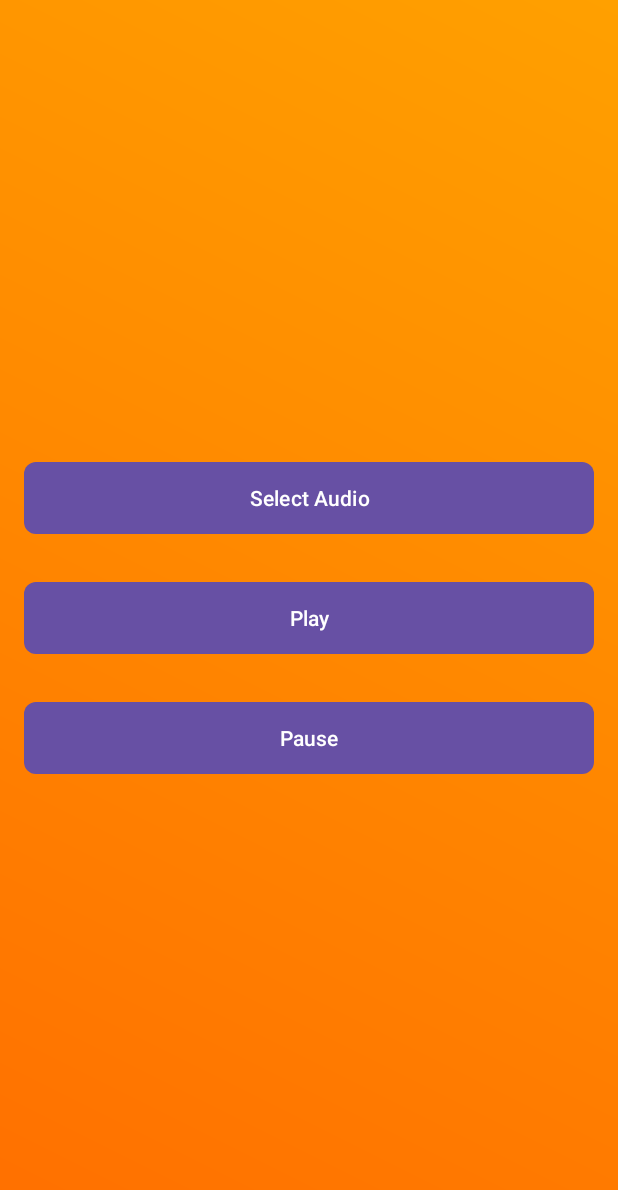
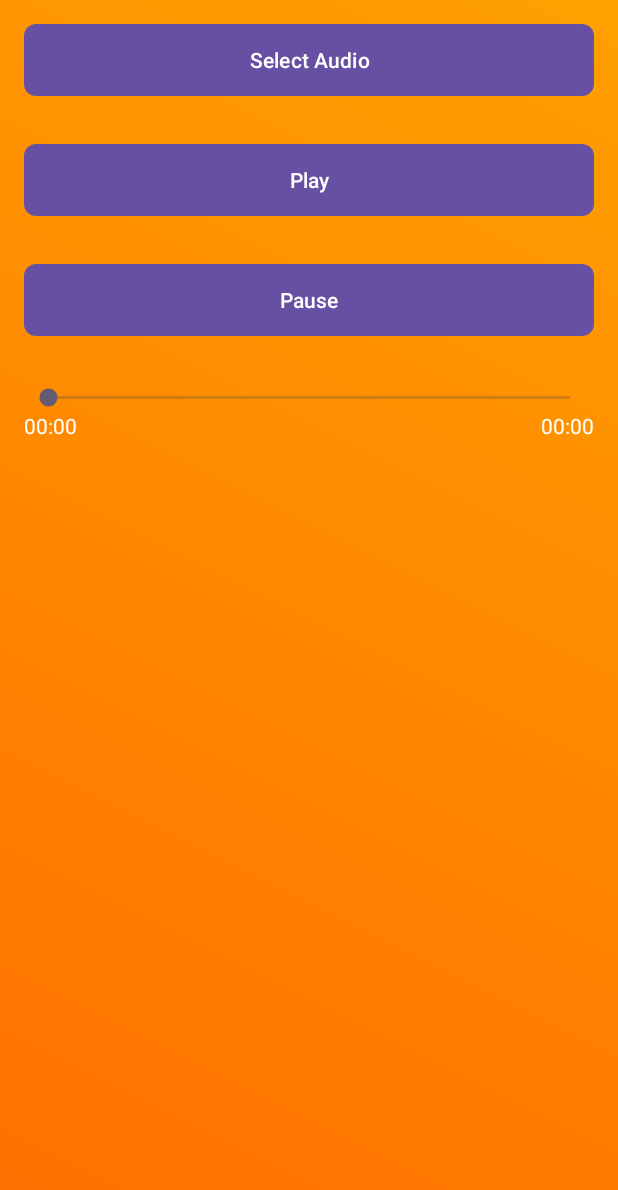
Before and after one commit to Tlaerk/OceanPlayer, an Android app: the screen it shows after launch (MainActivity), on a phone screen of 412 x 824 dp. Shown: the top 1190 px of the screen. Run offline under Robolectric (Android 15) with nearby library versions, the phone set to English and light mode, and no system bars.

Commit message:
增加进度条

```diff
--- a/app/src/main/java/com/example/oceanplayer/MainActivity.java
+++ b/app/src/main/java/com/example/oceanplayer/MainActivity.java
@@ -7,7 +7,11 @@ import android.media.MediaPlayer;
 import android.net.Uri;
 import android.os.Build;
 import android.os.Bundle;
+import android.os.Handler;
+import android.os.Looper;
 import android.widget.Button;
+import android.widget.SeekBar;
+import android.widget.TextView;
 import android.widget.Toast;
 
 import androidx.annotation.NonNull;
@@ -17,6 +21,7 @@ import androidx.core.app.ActivityCompat;
 import androidx.core.content.ContextCompat;
 
 import java.io.IOException;
+import java.util.concurrent.TimeUnit;
 
 public class MainActivity extends AppCompatActivity {
     private static final int REQUEST_CODE_SELECT_AUDIO = 1;
@@ -24,6 +29,10 @@ public class MainActivity extends AppCompatActivity {
 
     private MediaPlayer mediaPlayer;
     private Uri selectedAudioUri;
+    private SeekBar seekBar;
+    private TextView tvCurrentTime;
+    private TextView tvTotalTime;
+    private Handler handler = new Handler(Looper.getMainLooper());
 
     @Override
     protected void onCreate(Bundle savedInstanceState) {
@@ -33,10 +42,35 @@ public class MainActivity extends AppCompatActivity {
         Button btnSelect = findViewById(R.id.btnSelect);
         Button btnPlay = findViewById(R.id.btnPlay);
         Button btnPause = findViewById(R.id.btnPause);
+        seekBar = findViewById(R.id.seekBar);
+        tvCurrentTime = findViewById(R.id.tvCurrentTime);
+        tvTotalTime = findViewById(R.id.tvTotalTime);
 
         btnSelect.setOnClickListener(v -> requestPermissionsAndSelectAudio());
         btnPlay.setOnClickListener(v -> playAudio());
         btnPause.setOnClickListener(v -> pauseAudio());
+
+        seekBar.setOnSeekBarChangeListener(new SeekBar.OnSeekBarChangeListener() {
+            @Override
+            public void onProgressChanged(SeekBar seekBar, int progress, boolean fromUser) {
+                if (fromUser && mediaPlayer != null) {
+                    mediaPlayer.seekTo(progress);
+                }
+                if (mediaPlayer != null) {
+                    tvCurrentTime.setText(formatTime(progress));
+                }
+            }
+
+            @Override
+            public void onStartTrackingTouch(SeekBar seekBar) {
+                // Do nothing
+            }
+
+            @Override
+            public void onStopTrackingTouch(SeekBar seekBar) {
+                // Do nothing
+            }
+        });
     }
 
     private void requestPermissionsAndSelectAudio() {
@@ -94,6 +128,15 @@ public class MainActivity extends AppCompatActivity {
                 mediaPlayer.setDataSource(this, selectedAudioUri);
                 mediaPlayer.prepare();
                 mediaPlayer.start();
+
+                seekBar.setMax(mediaPlayer.getDuration());
+                tvTotalTime.setText(formatTime(mediaPlayer.getDuration()));
+                handler.post(updateSeekBar);
+
+                mediaPlayer.setOnCompletionListener(mp -> {
+                    handler.removeCallbacks(updateSeekBar);
+                });
+
             } catch (IOException e) {
                 e.printStackTrace();
             }
@@ -105,4 +148,21 @@ public class MainActivity extends AppCompatActivity {
             mediaPlayer.pause();
         }
     }
+
+    private Runnable updateSeekBar = new Runnable() {
+        @Override
+        public void run() {
+            if (mediaPlayer != null) {
+                seekBar.setProgress(mediaPlayer.getCurrentPosition());
+                tvCurrentTime.setText(formatTime(mediaPlayer.getCurrentPosition()));
+                handler.postDelayed(this, 1000);
+            }
+        }
+    };
+
+    private String formatTime(int milliseconds) {
+        int minutes = (int) TimeUnit.MILLISECONDS.toMinutes(milliseconds);
+        int seconds = (int) (TimeUnit.MILLISECONDS.toSeconds(milliseconds) % 60);
+        return String.format("%02d:%02d", minutes, seconds);
+    }
 }
--- a/app/src/main/res/layout/activity_main.xml
+++ b/app/src/main/res/layout/activity_main.xml
@@ -18,7 +18,6 @@
         app:layout_constraintBottom_toTopOf="@+id/btnPlay"
         app:layout_constraintStart_toStartOf="parent"
         app:layout_constraintEnd_toEndOf="parent"
-        app:layout_constraintVertical_chainStyle="packed"
         android:layout_margin="16dp"
         />
 
@@ -44,10 +43,43 @@
         android:textColor="#FFFFFF"
         android:background="@drawable/button_background"
         app:layout_constraintTop_toBottomOf="@+id/btnPlay"
-        app:layout_constraintBottom_toBottomOf="parent"
+        app:layout_constraintBottom_toTopOf="@+id/seekBar"
         app:layout_constraintStart_toStartOf="parent"
         app:layout_constraintEnd_toEndOf="parent"
         android:layout_margin="16dp"
         />
 
+    <SeekBar
+        android:id="@+id/seekBar"
+        android:layout_width="0dp"
+        android:layout_height="wrap_content"
+        app:layout_constraintTop_toBottomOf="@+id/btnPause"
+        app:layout_constraintBottom_toTopOf="@+id/tvCurrentTime"
+        app:layout_constraintStart_toStartOf="parent"
+        app:layout_constraintEnd_toEndOf="parent"
+        android:layout_margin="16dp"
+        />
+
+    <TextView
+        android:id="@+id/tvCurrentTime"
+        android:layout_width="wrap_content"
+        android:layout_height="wrap_content"
+        android:text="00:00"
+        android:textColor="#FFFFFF"
+        app:layout_constraintTop_toBottomOf="@+id/seekBar"
+        app:layout_constraintStart_toStartOf="parent"
+        android:layout_marginStart="16dp"
+        />
+
+    <TextView
+        android:id="@+id/tvTotalTime"
+        android:layout_width="wrap_content"
+        android:layout_height="wrap_content"
+        android:text="00:00"
+        android:textColor="#FFFFFF"
+        app:layout_constraintTop_toBottomOf="@+id/seekBar"
+        app:layout_constraintEnd_toEndOf="parent"
+        android:layout_marginEnd="16dp"
+        />
+
 </androidx.constraintlayout.widget.ConstraintLayout>
```
